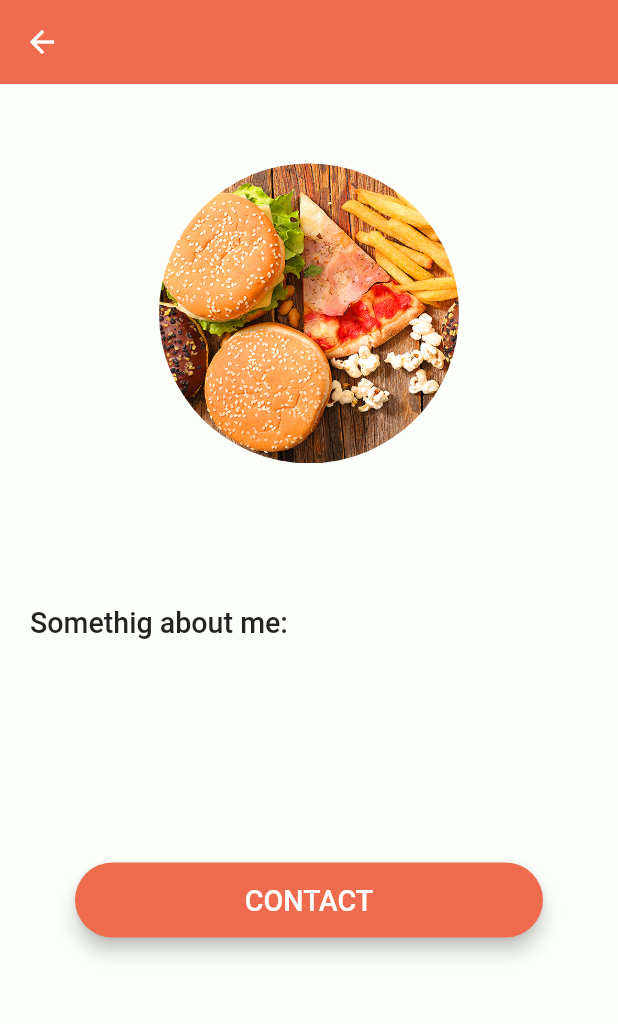
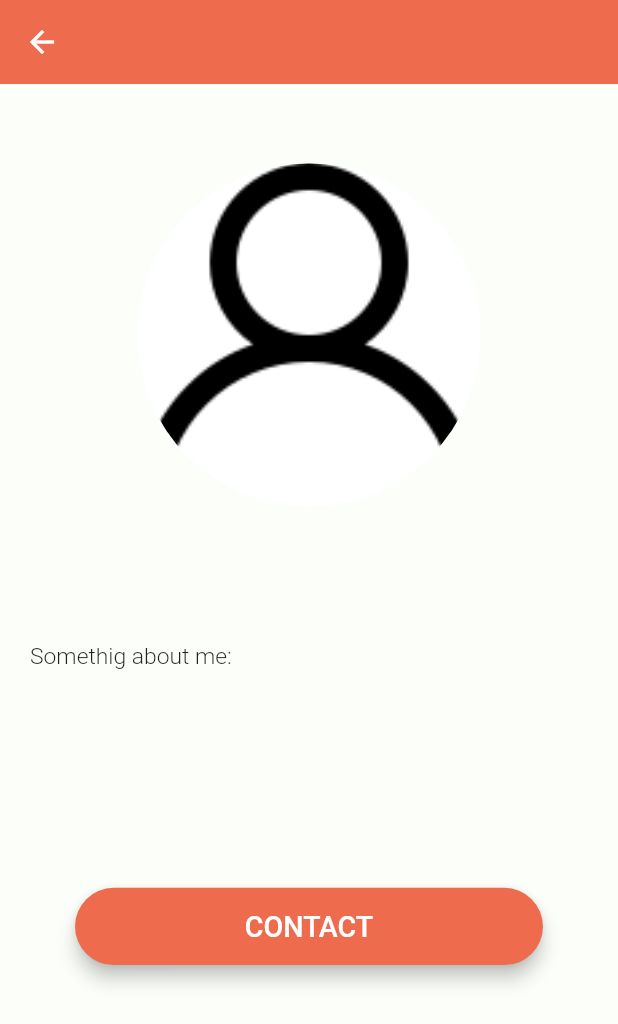
Before and after one commit to albifrattini/meating, a Flutter app: the HostRoute screen opened directly, on a phone screen of 412 x 824 dp. Shown: the top 1024 px of the screen. Run offline on Flutter 3.47's test engine with Material 2 defaults, Android fonts, the phone set to English and light mode, and no system bars; our stand-ins replace auto_size_text, cloud_firestore, firebase_auth, firebase_storage, flutter_screenutil, fluttertoast and 2 more; accounts and stored records are empty; network calls fail.

Commit message:
all sizes

```diff
--- a/flutter_meating/lib/routes/host_page_route.dart
+++ b/flutter_meating/lib/routes/host_page_route.dart
@@ -1,7 +1,7 @@
 import 'package:flutter/material.dart';
 import 'package:cloud_firestore/cloud_firestore.dart';
 import 'package:flutter_screenutil/flutter_screenutil.dart';
-import 'package:diagonal/diagonal.dart';
+import 'chat_route.dart';
 
 class HostRoute extends StatefulWidget {
 
@@ -65,10 +65,10 @@ class _HostRouteState extends State<HostRoute>{
             child: Padding(
               padding: EdgeInsets.all(10.0),
                 child: CircleAvatar(
-                  radius: 100.0,
-                 // backgroundImage: photoUrl== '' ? AssetImage('assets/images/user.png')
-                  // : NetworkImage(photoUrl),
-                  backgroundImage: AssetImage('assets/images/cibo.jpg'),
+                  radius: ScreenUtil.instance.setWidth(300),
+                  backgroundImage: photoUrl== '' ? AssetImage('assets/images/user.png')
+                   : NetworkImage(photoUrl),
+                  //backgroundImage: AssetImage('assets/images/cibo.jpg'),
                   backgroundColor: Colors.white,
                 ),
             ),
@@ -85,7 +85,7 @@ class _HostRouteState extends State<HostRoute>{
             child: Text(
               "$name" + " " + "$surname",
               style: TextStyle(
-                fontSize: ScreenUtil.getInstance().setSp(50),
+                fontSize: ScreenUtil.getInstance().setSp(40),
                 fontWeight: FontWeight.w500,
               ),
             )
@@ -100,8 +100,8 @@ class _HostRouteState extends State<HostRoute>{
                child: Text(
                  "Somethig about me:",
                  style: TextStyle(
-                     fontSize: ScreenUtil.getInstance().setSp(50),
-                     fontWeight: FontWeight.w500,
+                     fontSize: ScreenUtil.getInstance().setSp(40),
+                     fontWeight: FontWeight.w300,
                  ),
                ),
 
@@ -115,7 +115,7 @@ class _HostRouteState extends State<HostRoute>{
                  child: Text(
                    "$biography",
                    style: TextStyle(
-                       fontSize: ScreenUtil.getInstance().setSp(50)
+                       fontSize: ScreenUtil.getInstance().setSp(40)
                    ),
                  ),
 
@@ -131,8 +131,8 @@ class _HostRouteState extends State<HostRoute>{
                color: Color(0xFFEE6C4D),
                elevation: 5,
                shape: StadiumBorder(),
-               minWidth: 150,
-               height: 50,
+               minWidth: ScreenUtil.instance.setWidth(100),
+               height: ScreenUtil.instance.setHeight(120),
                child: Text(
                  "CONTACT",
                  style: TextStyle(
--- a/flutter_meating/lib/routes/inbox_route.dart
+++ b/flutter_meating/lib/routes/inbox_route.dart
@@ -1,5 +1,6 @@
 import 'package:flutter/material.dart';
 import 'package:cloud_firestore/cloud_firestore.dart';
+import 'package:flutter_screenutil/flutter_screenutil.dart';
 import 'chat_route.dart';
 
 class InboxRoute extends StatefulWidget {
@@ -53,6 +54,7 @@ class _InboxRouteState extends State<InboxRoute> {
                   child: Row(
                     children: <Widget>[
                       CircleAvatar(
+                        radius: ScreenUtil.instance.setWidth(80),
                         backgroundImage: document['photoURL'] == '' ? null : NetworkImage(document['photoURL']),
                         backgroundColor: Color(0xFF0C6291),
                         child: document['photoURL'] == '' ? Text(document['name'][0]+document['surname'][0]) : null,
@@ -60,7 +62,7 @@ class _InboxRouteState extends State<InboxRoute> {
                       Container(width: 20.0,),
                       Text(
                         "${document['name']} ${document['surname']}",
-                        style: TextStyle(color: Colors.black, fontSize: 20.0),
+                        style: TextStyle(color: Colors.black, fontSize: ScreenUtil.getInstance().setSp(40)),
                         overflow: TextOverflow.ellipsis,
                       ),
                     ],
--- a/flutter_meating/lib/ui/trending_event_card.dart
+++ b/flutter_meating/lib/ui/trending_event_card.dart
@@ -94,11 +94,11 @@ class _TrendingEventState extends State<TrendingEvent> {
                     child: Row(
                       children: <Widget> [
                         Card(
-                          shape: RoundedRectangleBorder( borderRadius: BorderRadius.circular(25.0)),
+                          shape: RoundedRectangleBorder( borderRadius: BorderRadius.circular(ScreenUtil.instance.setWidth(100))),
                           child: Padding(
                             padding: EdgeInsets.all(4.0),
                             child:CircleAvatar(
-                              radius: 20.0,
+                              radius: ScreenUtil.instance.setWidth(80),
                               backgroundImage: widget.profilePicUrl== '' ? AssetImage('assets/images/user.png') : NetworkImage(widget.profilePicUrl),
                               backgroundColor: Colors.white,
                             ),
@@ -111,7 +111,7 @@ class _TrendingEventState extends State<TrendingEvent> {
                              child: Text(
                               "${widget.hostName}",
                                style: TextStyle(
-                                 fontSize: 15,
+                                 fontSize: ScreenUtil.getInstance().setSp(50),
                                 ),
                               )
                             ),
```
Also changed, not shown: flutter_meating/lib/routes/event_route.dart (+69 -69 lines), flutter_meating/lib/routes/login_signup_route.dart (+16 -2 lines), flutter_meating/lib/routes/profile_route.dart (+15 -6 lines).
